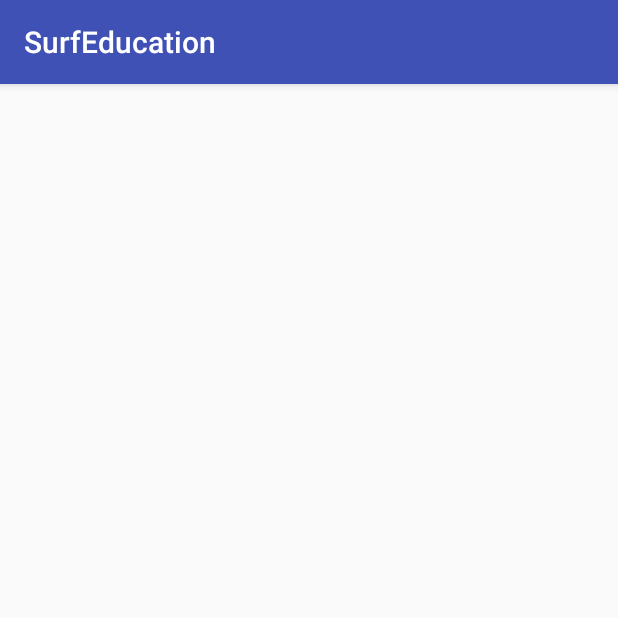
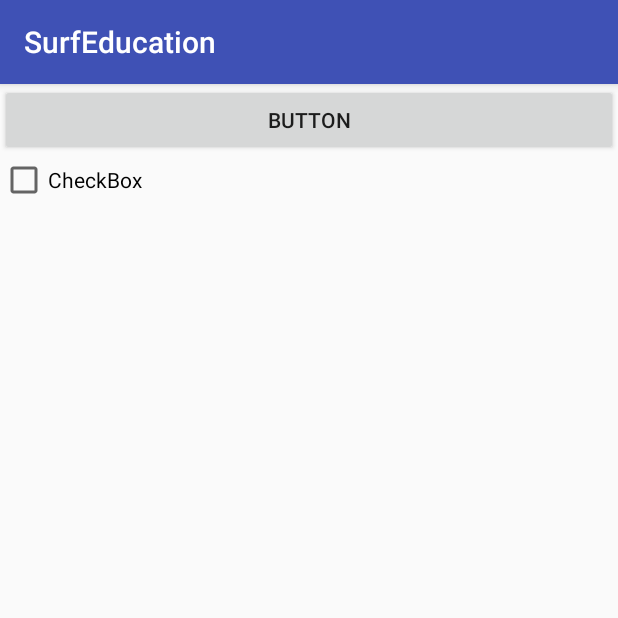
Before and after one commit to Anikei/SurfEducation, an Android app: the screen it shows after launch (MainActivity), on a phone screen of 412 x 824 dp, the top half of it. Run offline under Robolectric (Android 15) with nearby library versions, the phone set to English and light mode, and no system bars.

```diff
--- a/app/src/main/res/layout/main_activity.xml
+++ b/app/src/main/res/layout/main_activity.xml
@@ -4,13 +4,20 @@
     android:layout_width="match_parent"
     android:layout_height="match_parent"
     android:orientation="vertical"
-    android:id="@+id/main_layout">
+    android:id="@+id/main_layout"
+    android:visibility="visible" >
 
-    <GridView
-        android:id="@+id/tasks"
+    <Button
+        android:text="Button"
         android:layout_width="match_parent"
-        android:layout_height="match_parent"
-        tools:visibility="visible">
+        android:layout_height="wrap_content"
+        android:id="@+id/button"
+        android:visibility="visible"
+        android:onClick="teleport()" />
 
-    </GridView>
+    <CheckBox
+        android:text="CheckBox"
+        android:layout_width="match_parent"
+        android:layout_height="wrap_content"
+        android:id="@+id/checkBox" />
 </LinearLayout>
--- /dev/null
+++ b/app/src/main/res/values-w820dp/dimens.xml
@@ -0,0 +1,6 @@
+<resources>
+    <!-- Example customization of dimensions originally defined in res/values/dimens.xml
+         (such as screen margins) for screens with more than 820dp of available width. This
+         would include 7" and 10" devices in landscape (~960dp and ~1280dp respectively). -->
+    <dimen name="activity_horizontal_margin">64dp</dimen>
+</resources>
--- /dev/null
+++ b/app/src/main/res/values/dimens.xml
@@ -0,0 +1,5 @@
+<resources>
+    <!-- Default screen margins, per the Android Design guidelines. -->
+    <dimen name="activity_horizontal_margin">16dp</dimen>
+    <dimen name="activity_vertical_margin">16dp</dimen>
+</resources>
```
Also changed, not shown: app/src/main/AndroidManifest.xml (+6 -13 lines), app/src/main/java/com/surf/education/surfeducation/MainActivity.java (+18 -5 lines), app/src/main/java/com/surf/education/surfeducation/TargetActivity.java (added, +49 -0 lines), app/src/main/res/layout/target_activity.xml (added, +13 -0 lines).
